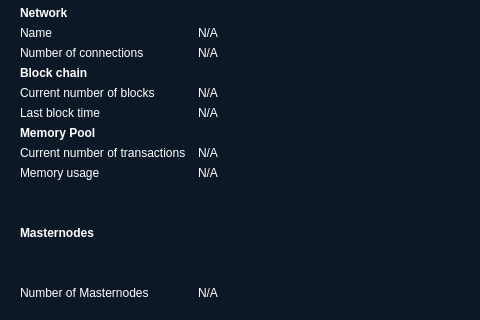
The window that src/qt/forms/debugwindow.ui (barrystyle/SUQA-0.17.1) describes before a commit, drawn with Qt 5; both pictures show x 0 to 480 and y 161 to 481 of the 740 by 481 pixel window.
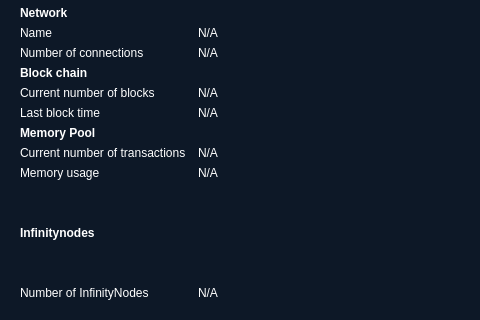
The same window after the commit. The open tabs and pages were chosen to show the change. Icons and pictures are not drawn. Custom widgets are drawn as their Qt base class.

Commit message: Masternodes labels changed InfinityNodes, PrivateSend labels changed to ShadowSend.

```diff
--- a/src/qt/forms/debugwindow.ui
+++ b/src/qt/forms/debugwindow.ui
@@ -565,14 +565,14 @@
           </font>
          </property>
          <property name="text">
-          <string>Masternodes</string>
+          <string>Infinitynodes</string>
          </property>
         </widget>
        </item>
        <item row="16" column="0">
         <widget class="QLabel" name="masternodeCountLabel">
          <property name="text">
-          <string>Number of Masternodes</string>
+          <string>Number of InfinityNodes</string>
          </property>
         </widget>
        </item>
```
Left out of the diff: 8 changed lines with no effect on the pictures. The commit also changes 8 other files.
